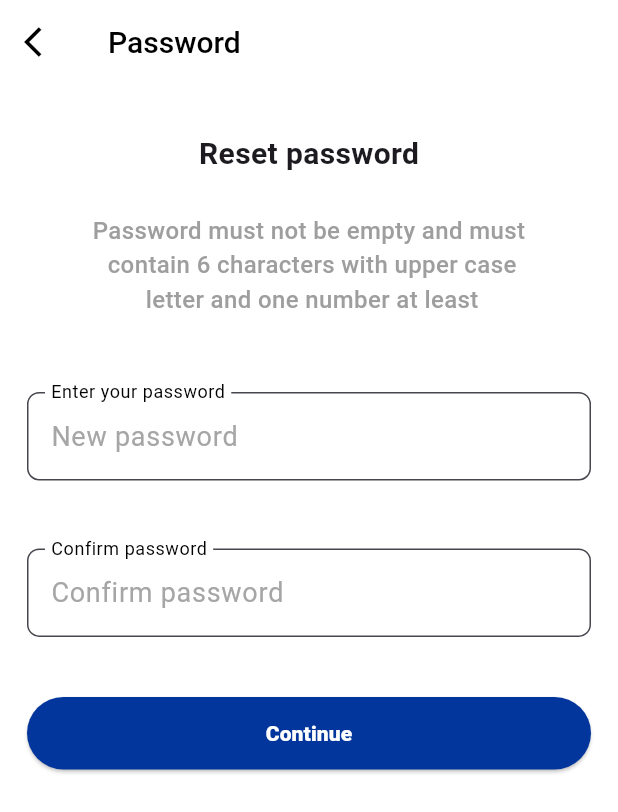
After one commit to Ibrahim-Meshemshan/online_exam, a Flutter app: the ResetPasswordScreen screen opened directly, on a phone screen of 412 x 824 dp. The commit adds this screen. Shown: the top 812 px of the screen. Run offline on Flutter 3.47's test engine with Material 3 defaults, Android fonts, the phone set to English and light mode, and no system bars; our stand-ins replace bloc, connectivity_plus, dartz, dio, equatable, flutter_bloc and 4 more; accounts and stored records are empty.

Commit message:
fix(forget_password) : update on forget password & verify code feature

```diff
--- a/lib/config/constant.dart
+++ b/lib/config/constant.dart
@@ -3,6 +3,7 @@ class Constant {
   static const String signupEndpoint = 'signup';
   static const String loginEndpoint = 'signin';
   static const String forgetPasswordEndpoint = 'forgotPassword';
+  static const String verifyResetCodeEndpoint = 'verifyResetCode';
   static const String profileEndpoint = 'profileData';
   static const String editProfileEndpoint = 'editProfile';
   static const String changePasswordEndpoint = 'changePassword';
--- a/lib/core/utils/failures.dart
+++ b/lib/core/utils/failures.dart
@@ -1,4 +1,4 @@
-abstract class Failures {
+ class Failures {
   final String errorMessage;
   Failures({required this.errorMessage});
 
--- a/lib/feature/auth/confirmation/forget_password/presentation/pages/forget_password_screen.dart
+++ b/lib/feature/auth/confirmation/forget_password/presentation/pages/forget_password_screen.dart
@@ -9,6 +9,7 @@ import '../../../../../../core/utils/theme_manager.dart';
 import '../../../../login/presentation/widgets/custom_button.dart';
 import '../../../../login/presentation/widgets/custom_text_form_field.dart';
 
+import '../../../email_verification/presentation/pages/email_verify_screen.dart';
 import '../cubit/forget_password_cubit.dart';
 import '../cubit/forget_password_state.dart';
 
@@ -79,7 +80,7 @@ class ForgetPasswordScreenState extends State<ForgetPasswordScreen> {
                         labelText: 'email',
                         hintText: 'Enter your email',
                         keyboardType: TextInputType.emailAddress,
-                        controller: TextEditingController(),
+                        controller: viewModel.emailController,
                         validator: (value) {
                           if (value == null || value.trim().isEmpty) {
                             return 'enter valid email address';
@@ -100,6 +101,7 @@ class ForgetPasswordScreenState extends State<ForgetPasswordScreen> {
                                 if (viewModel.formKey.currentState!.validate()) {
                                   viewModel.sendResetEmail(
                                       viewModel.emailController.text);
+                                  Navigator.pushNamed(context, EmailVerificationScreen.routeName);
                                 }
                               },
                               text: 'Continue'),
--- /dev/null
+++ b/lib/feature/auth/confirmation/reset_password/presentation/pages/reset_password_screen.dart
@@ -0,0 +1,122 @@
+import 'package:flutter/material.dart';
+import 'package:online_exam/core/utils/theme_manager.dart';
+
+import '../../../../login/presentation/widgets/custom_button.dart';
+import '../../../../login/presentation/widgets/custom_text_form_field.dart';
+
+class ResetPasswordScreen extends StatefulWidget {
+  const ResetPasswordScreen({super.key});
+
+  @override
+  ResetPasswordScreenState createState() => ResetPasswordScreenState();
+}
+
+class ResetPasswordScreenState extends State<ResetPasswordScreen> {
+  final TextEditingController newPasswordController = TextEditingController();
+  final TextEditingController confirmPasswordController =
+      TextEditingController();
+
+  String? errorMessage;
+
+  void resetPassword() {
+    String newPassword = newPasswordController.text;
+    String confirmPassword = confirmPasswordController.text;
+
+    // Simple validation
+    if (newPassword.isEmpty || confirmPassword.isEmpty) {
+      setState(() {
+        errorMessage = 'Password must not be empty';
+      });
+    } else if (newPassword.length < 6 ||
+        !RegExp(r'[A-Z]').hasMatch(newPassword) ||
+        !RegExp(r'[0-9]').hasMatch(newPassword)) {
+      setState(() {
+        errorMessage =
+            'Password must contain at least 6 characters, one upper case letter, and one number';
+      });
+    } else if (newPassword != confirmPassword) {
+      setState(() {
+        errorMessage = 'Passwords do not match';
+      });
+    } else {
+      setState(() {
+        errorMessage = null; // Reset error message
+      });
+
+      // Proceed with reset logic
+      print('Password reset successfully to: $newPassword');
+    }
+  }
+
+  @override
+  Widget build(BuildContext context) {
+    return Scaffold(
+      appBar: AppBar(
+        title: const Text(
+          'Password',
+        ),
+        leading: IconButton(
+          onPressed: () {
+            Navigator.pop(context);
+          },
+          icon: const Icon(
+            Icons.arrow_back_ios,
+          ),
+        ),
+      ),
+      body: Padding(
+        padding: const EdgeInsets.symmetric(vertical: 32, horizontal: 18),
+        child: Column(
+          children: [
+            const Text(
+              'Reset password',
+              style: TextStyle(
+                fontSize: 20,
+                fontWeight: FontWeight.bold,
+              ),
+            ),
+            const SizedBox(height: 25),
+             const Text(
+              'Password must not be empty and must\n contain 6 characters with upper case\n letter and one number at least',
+              textAlign: TextAlign.center,
+              maxLines: 3,
+              style: TextStyle(
+                fontSize: 16,
+                fontWeight: FontWeight.w500,
+                color: Colors.grey,
+              ),
+            ),
+            const SizedBox(height: 30),
+            CustomTextFormField(
+              readOnly: false,
+              controller: TextEditingController(),
+              keyboardType: TextInputType.text,
+              hintText: 'New password',
+              labelText: 'Enter your password',
+              validator: (value) {},
+            ),
+            const SizedBox(height: 25),
+            CustomTextFormField(
+              readOnly: false,
+              hintText: 'Confirm password',
+              labelText: 'Confirm password',
+              keyboardType: TextInputType.text,
+              controller: TextEditingController(),
+              validator: (value) {},
+            ),
+            const SizedBox(height: 40),
+            Row(
+              children: [
+                CustomButton(
+                  backgroundColor: ThemeManager.buttonColor,
+                  onPressed: () {},
+                  text: 'Continue',
+                ),
+              ],
+            ),
+          ],
+        ),
+      ),
+    );
+  }
+}
--- a/lib/main.dart
+++ b/lib/main.dart
@@ -12,6 +12,7 @@ import 'feature/app/home_body.dart';
 import 'feature/app/profile/presentation/page/change_password.dart';
 import 'feature/app/profile/presentation/page/edit_profile_screen.dart';
 import 'feature/app/result/presentation/pages/answers_screen.dart';
+import 'feature/auth/confirmation/email_verification/presentation/pages/email_verify_screen.dart';
 import 'feature/auth/confirmation/forget_password/presentation/pages/forget_password_screen.dart';
 import 'feature/auth/login/presentation/pages/login_screen.dart';
 import 'feature/auth/register/presentation/pages/register_screen.dart';
@@ -62,6 +63,7 @@ class Online_Exam extends StatelessWidget {
             AnswersScreen.routeName: (context) =>   AnswersScreen(),
             SubjectScreen.routeName: (context) =>   SubjectScreen(),
             SubjectDetailsScreen.routeName: (context) =>   SubjectDetailsScreen(),
+            EmailVerificationScreen.routeName: (context) =>   EmailVerificationScreen(),
           },
         );
       },
```
Also changed, not shown: lib/core/api_manager/api_manager.dart (+4 -12 lines), lib/feature/auth/confirmation/email_verification/data/data_sources/remote_email_verify_data_source_contract.dart (+7 -3 lines), lib/feature/auth/confirmation/email_verification/data/data_sources/remote_email_verify_data_source_impl.dart (+22 -16 lines), lib/feature/auth/confirmation/email_verification/data/repositories/email_verify_repo_impl.dart (+17 -10 lines), lib/feature/auth/confirmation/email_verification/domain/repositories/email_verify_repo_contract.dart (+6 -3 lines), lib/feature/auth/confirmation/email_verification/domain/use_cases/email_verify_use_case.dart (+15 -9 lines), lib/feature/auth/confirmation/email_verification/presentation/cubit/email_verify_cubit.dart (+24 -18 lines), lib/feature/auth/confirmation/email_verification/presentation/pages/email_verify_screen.dart (+19 -17 lines), lib/core/di/di.config.dart.
